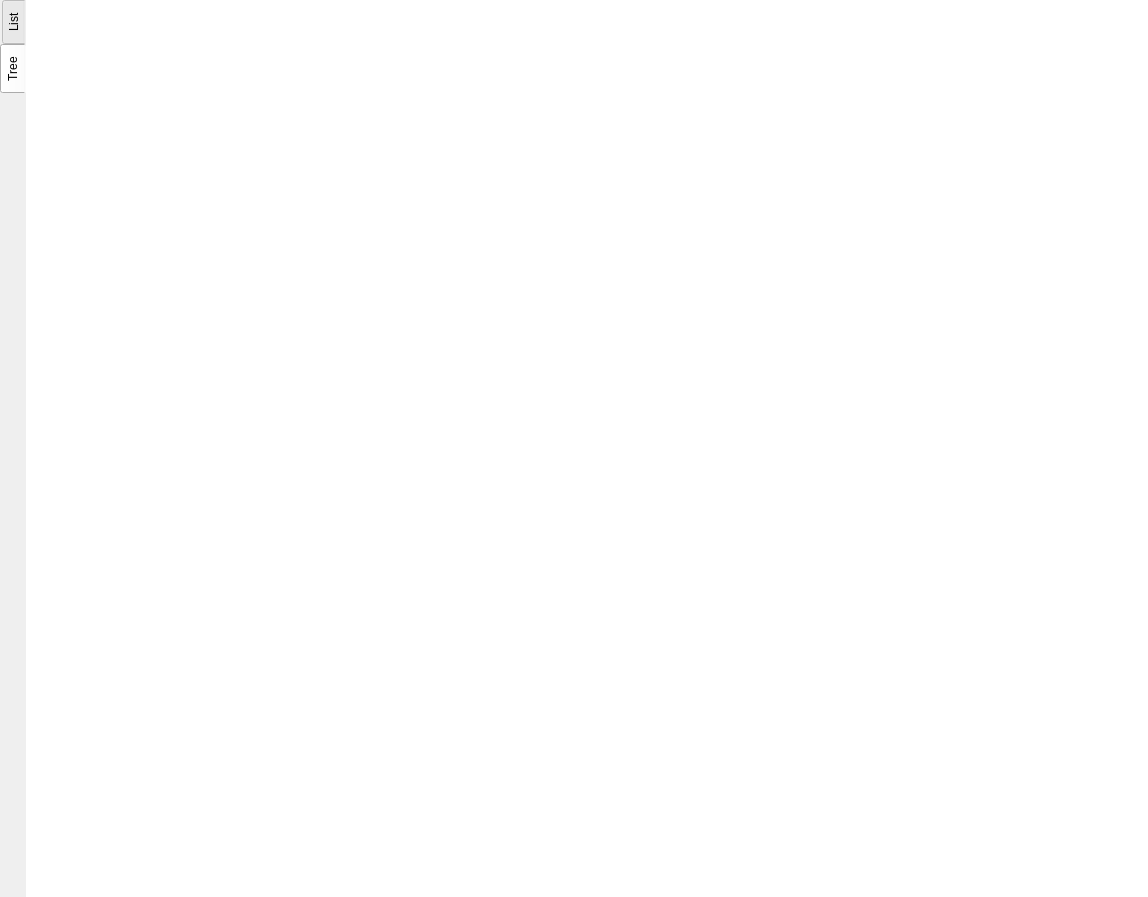
hteso/iaito, file src/widgets/functionswidget.ui: the form before one commit.
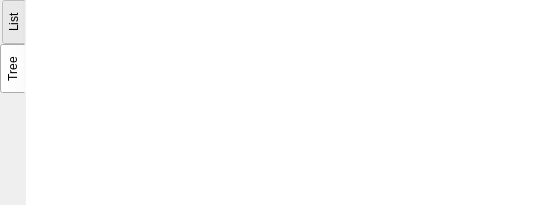
The form after the commit.

Commit message: Removed explicit font sizes

Patch:
```diff
--- a/src/widgets/functionswidget.ui
+++ b/src/widgets/functionswidget.ui
@@ -6,8 +6,8 @@
    <rect>
     <x>0</x>
     <y>0</y>
-    <width>1148</width>
-    <height>897</height>
+    <width>550</width>
+    <height>205</height>
    </rect>
   </property>
   <property name="styleSheet">
@@ -147,11 +147,6 @@
         </property>
         <item>
          <widget class="QTreeView" name="nestedFunctionsTreeView">
-          <property name="font">
-           <font>
-            <pointsize>12</pointsize>
-           </font>
-          </property>
           <property name="contextMenuPolicy">
            <enum>Qt::CustomContextMenu</enum>
           </property>
@@ -159,8 +154,8 @@
            <string notr="true">QTreeView::item
 {
     padding-left:10px;
-    padding-top: 2px;
-    padding-bottom: 2px;
+    padding-top: 1px;
+    padding-bottom: 1px;
     border-left: 10px;
 }
 
```
Left out of the diff: 9 changed lines with no effect on the pictures. The commit also changes 6 other files.
